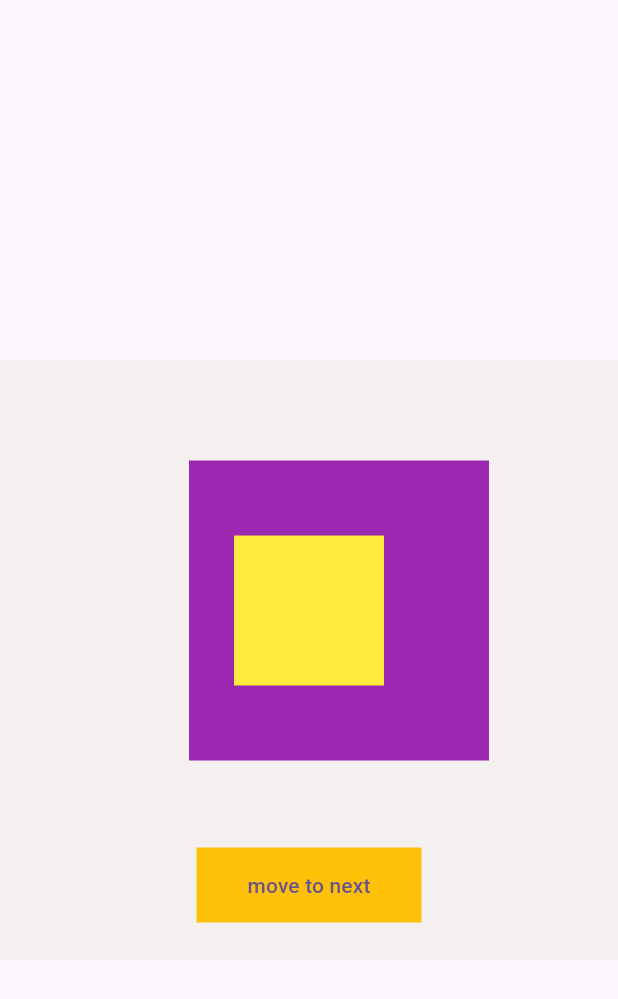
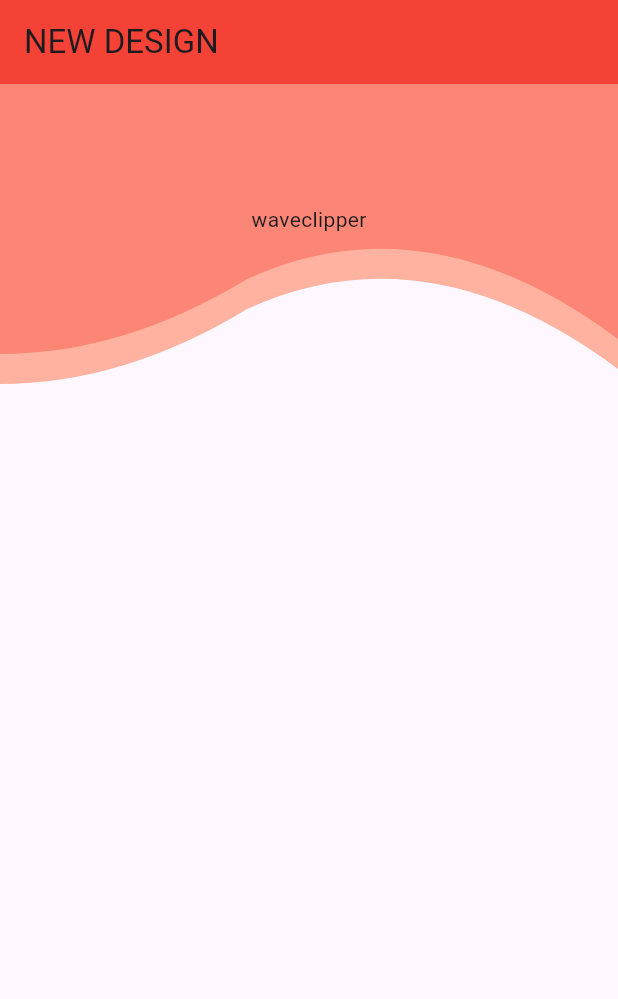
Before and after one commit to nidhiapp/custom_paint, a Flutter app: the screen it shows after launch, on a phone screen of 412 x 824 dp. Shown: the top 999 px of the screen. Run offline on Flutter 3.47's test engine with Material 3 defaults, Android fonts, the phone set to English and light mode, and no system bars.

Commit message:
custom clipper

```diff
--- /dev/null
+++ b/lib/custom_designs/displayq.dart
@@ -0,0 +1,65 @@
+import 'package:flutter/material.dart';
+
+class Display1 extends StatelessWidget {
+  const Display1({super.key});
+
+  @override
+  Widget build(BuildContext context) {
+    return Scaffold(
+      appBar: AppBar(
+        backgroundColor: Colors.red,
+        title: Text("NEW DESIGN"),
+      ),
+      body: Stack(
+        children: [
+          Opacity(
+            opacity: 0.5,
+            child: ClipPath(
+              clipper: WaveClipper(),
+              child: Container(
+                color: Colors.deepOrangeAccent,
+                height: 200,
+              ),
+            ),
+          ),
+           ClipPath(
+            clipper: WaveClipper(),
+             child: Container(
+               color: const Color.fromARGB(102, 244, 67, 54),
+               height: 180,
+               alignment: Alignment.center,
+               child: Text("waveclipper"),
+             ),
+           )
+        ],
+      ),
+    );
+  }
+}
+
+class WaveClipper extends CustomClipper<Path> {
+  @override
+  Path getClip(Size size) {
+    debugPrint("width ${size.width.toString()}");
+    var path = Path();
+    path.lineTo(0, size.height);
+    var firstStart = Offset(size.width / 5, size.height);
+    var firstEnd = Offset(size.width / 2.5, size.height - 50);
+    path.quadraticBezierTo(
+        firstStart.dx, firstStart.dy, firstEnd.dx, firstEnd.dy);
+
+    var secondStart =
+        Offset(size.width - (size.width / 3.24), size.height - 105);
+    var secondEnd = Offset(size.width, size.height - 10);
+    path.quadraticBezierTo(
+        secondStart.dx, secondStart.dy, secondEnd.dx, secondEnd.dy);
+    path.lineTo(size.width, 0);
+    path.close();
+    return path;
+  }
+
+  @override
+  bool shouldReclip(covariant CustomClipper oldClipper) {
+    return false;
+  }
+}
--- a/lib/main.dart
+++ b/lib/main.dart
@@ -1,3 +1,4 @@
+import 'package:custom_paint/custom_designs/displayq.dart';
 import 'package:custom_paint/screens/custom_paint.dart';
 import 'package:custom_paint/screens/save_restore.dart';
 import 'package:flutter/material.dart';
@@ -20,7 +21,7 @@ class MyApp extends StatelessWidget {
         colorScheme: ColorScheme.fromSeed(seedColor: Colors.deepPurple),
         useMaterial3: true,
       ),
-      home: SaveAndRestore(),
+      home: Display1(),
     );
   }
 }
--- a/lib/screens/arc.dart
+++ b/lib/screens/arc.dart
@@ -47,15 +47,15 @@ class DrawArcPainter extends CustomPainter {
   void paint(Canvas canvas, Size size) {
     Paint paint = Paint()
       ..strokeWidth = 2
-      ..style = PaintingStyle.stroke
+      ..style = PaintingStyle.fill
       ..color = Colors.black;
     Rect rect = Rect.fromCircle(
         center: Offset(size.width / 2, size.height / 2),
         radius: size.width / 2);
     Path path = Path()
-      ..moveTo(10, size.height/8 )
+      ..moveTo(10, size.height )
       ..relativeConicTo(
-          size.width/4, size.height, size.width, size.height / 2, 0.5);
+          size.width, size.height, size.width/2, size.height , 0.5);
     canvas.drawPath(path, paint);
     // Rect rect = Rect.fromCircle(
     //     center: Offset(size.width / 2, size.height / 2), radius: 100);
```
